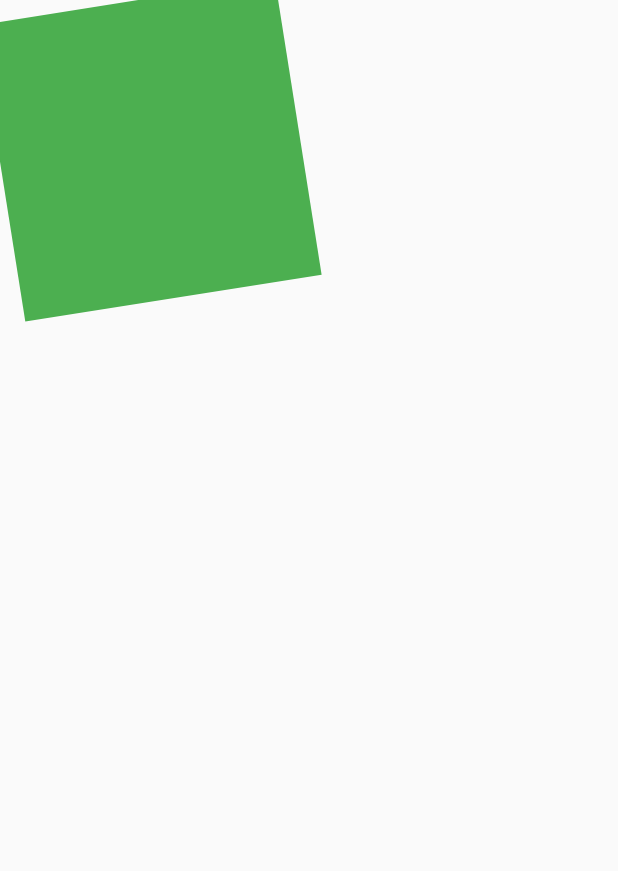
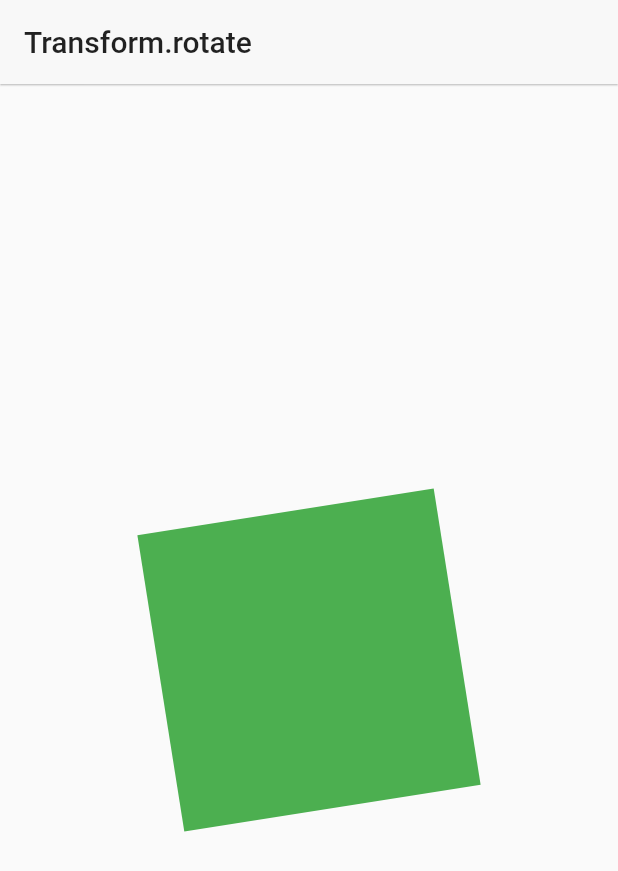
Before and after one commit to lovebzhou/flutter_demo, a Flutter app: the _Spinner screen opened directly, on a phone screen of 412 x 824 dp. Shown: the top 871 px of the screen. Run offline on Flutter 3.47's test engine with Material 2 defaults, Android fonts, the phone set to English and light mode, and no system bars; our stand-ins replace dio, event_bus, file_picker, image_picker, share, shared_preferences and 1 more; missing offline and left inert: alice, dropdown_menu, image_crop, multi_image_picker, photo, photo_manager; accounts and stored records are empty.

Commit message:
modify animation demos

```diff
--- a/lib/demo/animations/animation_demo.dart
+++ b/lib/demo/animations/animation_demo.dart
@@ -1,5 +1,6 @@
 import 'dart:math' as math;
 import 'package:flutter/material.dart';
+import 'package:flutter_demo/global.dart';
 
 class HBAnimationPage extends StatelessWidget {
   static const String title = '动画';
@@ -13,10 +14,11 @@ class HBAnimationPage extends StatelessWidget {
             _push(context, (context) => _SizeAnimationDemo());
           },
         ),
-         ListTile(
-          title: Text('Spin'),
+        ListTile(
+          title: Text('Transform.rotate'),
           onTap: () {
-            _push(context, (context) => _Spinner());
+            NavigatorUtil.pushPage(context, _Spinner());
+            // _push(context, (context) => _Spinner());
           },
         ),
       ],
@@ -144,7 +146,8 @@ class _Spinner extends StatefulWidget {
   _SpinnerState createState() => _SpinnerState();
 }
 
-class _SpinnerState extends State<_Spinner> with SingleTickerProviderStateMixin {
+class _SpinnerState extends State<_Spinner>
+    with SingleTickerProviderStateMixin {
   AnimationController _controller;
 
   @override
@@ -166,7 +169,7 @@ class _SpinnerState extends State<_Spinner> with SingleTickerProviderStateMixin
   ///
   @override
   Widget build(BuildContext context) {
-    return AnimatedBuilder(
+    Widget animate = AnimatedBuilder(
       animation: _controller,
       child: Container(width: 200.0, height: 200.0, color: Colors.green),
       builder: (BuildContext context, Widget child) {
@@ -176,5 +179,13 @@ class _SpinnerState extends State<_Spinner> with SingleTickerProviderStateMixin
         );
       },
     );
+
+    Widget body = Center(child: animate,);
+
+    return Scaffold(
+        appBar: AppBar(
+          title: Text('Transform.rotate'),
+        ),
+        body: body);
   }
 }
--- a/lib/global.dart
+++ b/lib/global.dart
@@ -9,3 +9,4 @@ export 'widgets/popup_menu.dart';
 export 'widgets/alert_dialog.dart';
 
 export 'utils/log_util.dart';
+export 'utils/navigator_util.dart';
```
Also changed, not shown: lib/utils/navigator_util.dart (+11 -2 lines), 1 other file.
